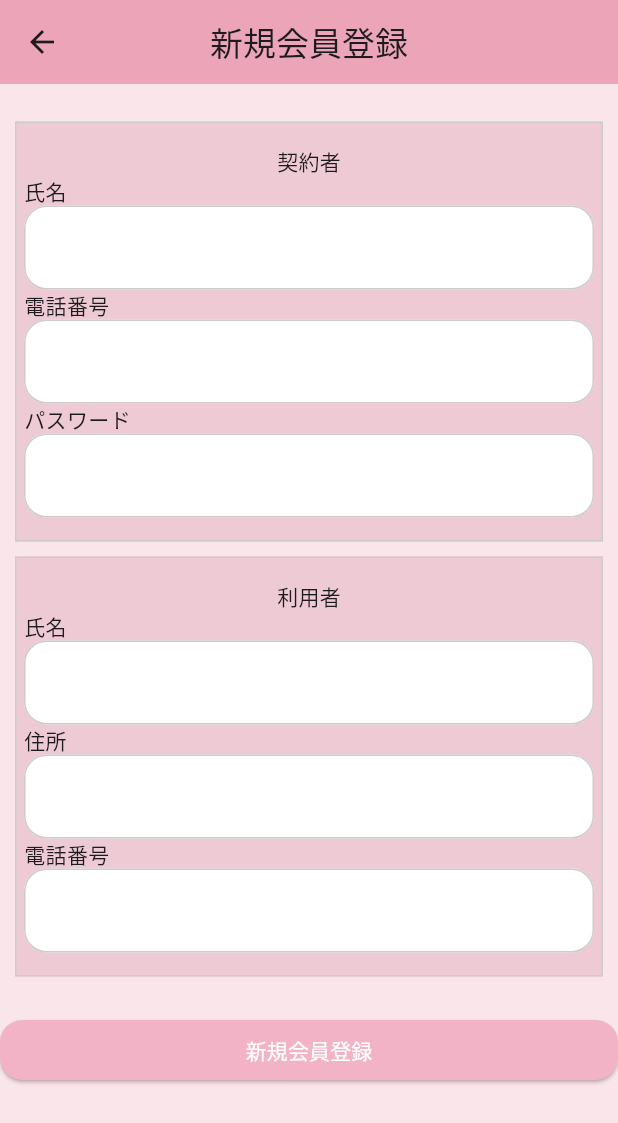
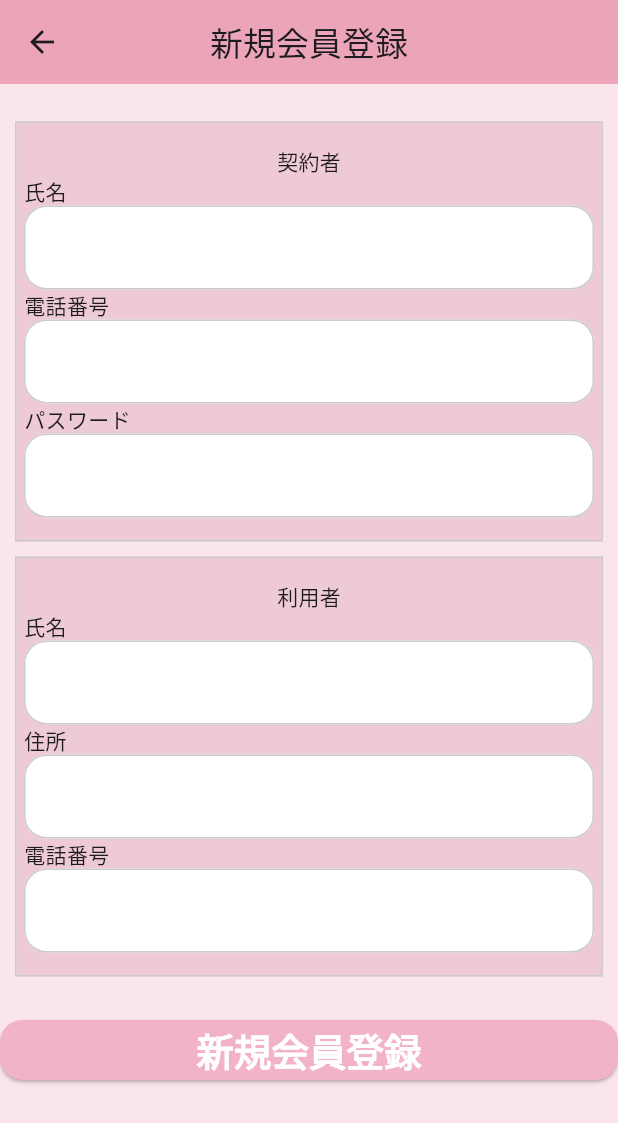
Before and after one commit to uchiran-chi/hohoemi_navi_customer_app, a Flutter app: the screen it shows after launch, after a tap on "新規登録", on a phone screen of 412 x 824 dp. Shown: the top 1123 px of the screen. Run offline on Flutter 3.47's test engine with Material 3 defaults, Android fonts, the light colour scheme and no system bars; our stand-ins replace flutter_riverpod, freezed_annotation, go_router, table_calendar; network calls fail.

```diff
--- a/lib/main.dart
+++ b/lib/main.dart
@@ -25,7 +25,7 @@ class App extends ConsumerWidget {
     final router = ref.watch(routeProvider);
 
     return MaterialApp.router(
-      title: 'hohoemi-navi-for-partner',
+      title: 'ほほえみNavi',
       debugShowCheckedModeBanner: false,
       theme: ThemeData(
           useMaterial3: true,
@@ -38,7 +38,9 @@ class App extends ConsumerWidget {
           elevatedButtonTheme: ElevatedButtonThemeData(
             style: ElevatedButton.styleFrom(
               maximumSize: const Size.fromWidth(double.infinity),
-              padding: const EdgeInsets.all(10),
+              fixedSize: const Size(double.infinity, 40),
+              textStyle:
+                  const TextStyle(fontSize: 25, fontWeight: FontWeight.w600),
               shape: RoundedRectangleBorder(
                 borderRadius: BorderRadius.circular(15),
               ),
@@ -49,7 +51,9 @@ class App extends ConsumerWidget {
           outlinedButtonTheme: OutlinedButtonThemeData(
             style: ElevatedButton.styleFrom(
               maximumSize: const Size.fromWidth(double.infinity),
-              padding: const EdgeInsets.all(10),
+              fixedSize: const Size(double.infinity, 40),
+              textStyle:
+                  const TextStyle(fontSize: 25, fontWeight: FontWeight.w600),
               shape: RoundedRectangleBorder(
                 borderRadius: BorderRadius.circular(15),
               ),
--- a/lib/pages/home.dart
+++ b/lib/pages/home.dart
@@ -83,11 +83,11 @@ class Home extends ConsumerWidget {
                       child: TableCalendar(
                         locale: 'ja_JP',
                         shouldFillViewport: true,
-                        headerStyle: HeaderStyle(
+                        headerStyle: const HeaderStyle(
                           titleCentered: true,
                           formatButtonVisible: false,
                         ),
-                        calendarStyle: CalendarStyle(
+                        calendarStyle: const CalendarStyle(
                           markersAlignment: Alignment.bottomCenter,
                           cellPadding: EdgeInsets.all(1),
                           cellMargin: EdgeInsets.all(14),
--- a/lib/pages/login_page.dart
+++ b/lib/pages/login_page.dart
@@ -31,14 +31,23 @@ class LoginPage extends ConsumerWidget {
     final passwordController = ref.read(passwordControllerProvider);
 
     return Scaffold(
+      resizeToAvoidBottomInset: false,
       body: Container(
         margin: const EdgeInsets.all(10),
+        child: SingleChildScrollView(
           child: Column(
             mainAxisAlignment: MainAxisAlignment.end,
             crossAxisAlignment: CrossAxisAlignment.center,
             children: [
+              const Image(
+                image: AssetImage('assets/icon.png'),
+                height: 250,
+              ),
+              const SizedBox(
+                height: 30,
+              ),
               const Padding(
-              padding: EdgeInsets.only(bottom: 130),
+                padding: EdgeInsets.only(bottom: 100),
                 child: Text(
                   'ほほえみ Navi',
                   style: TextStyle(
@@ -102,7 +111,11 @@ class LoginPage extends ConsumerWidget {
                   ),
                 ),
               ),
+              SizedBox(
+                height: MediaQuery.of(context).viewInsets.bottom,
+              )
             ],
+          ),
         ),
       ),
     );
```
Also changed, not shown: lib/data/api_service.dart (+6 -8 lines), assets/icon.png (added), 1 other file. Lines whose indentation alone changed are shown as unchanged.
